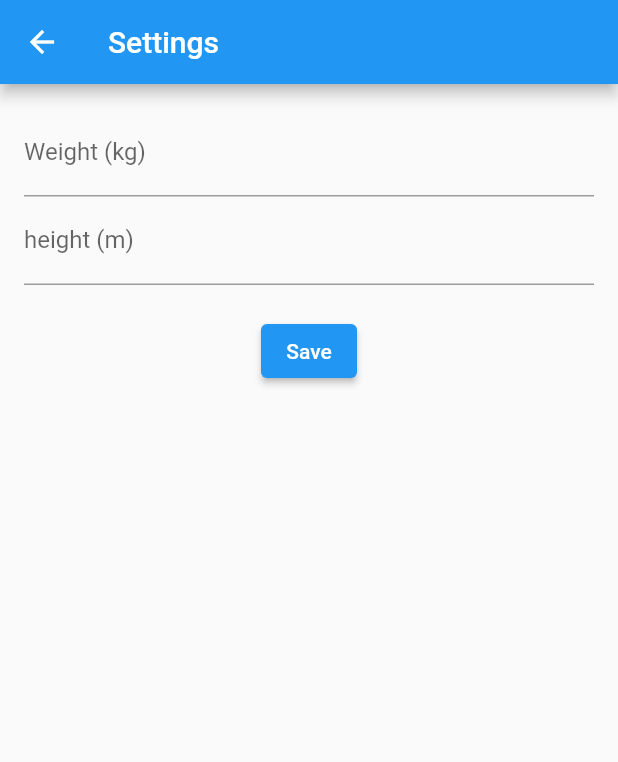
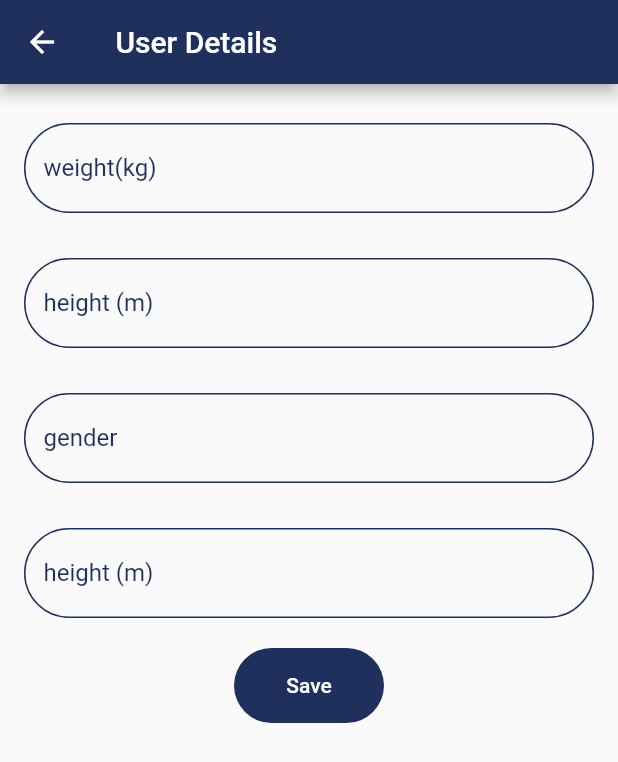
Before and after one commit to AsmaShabir/healthandfitness, a Flutter app: the HomeView screen opened by its route, after a tap on "Add Details", on a phone screen of 412 x 824 dp. Shown: the top 762 px of the screen. Run offline on Flutter 3.47's test engine with Material 3 defaults, Android fonts, the light colour scheme and no system bars; our stand-ins replace another_flushbar, cloud_firestore, firebase_auth, firebase_core, fl_chart, fluttertoast and 4 more; missing offline and left inert: dart:ffi, health; accounts and stored records are empty; network calls fail.

Commit message:
Merge remote-tracking branch 'origin/master'
# Conflicts:
#	lib/view_model/health_view_model.dart

```diff
--- a/lib/model/auth_model.dart
+++ b/lib/model/auth_model.dart
@@ -3,23 +3,23 @@ import 'package:firebase_auth/firebase_auth.dart';
 class AuthModel {
   final String uid;
   final String email;
-  final String? displayName;
-  final String? photoURL;
+  final String? name;
+  final String? imageUrl;
 
   AuthModel({
     required this.uid,
     required this.email,
-    this.displayName,
-    this.photoURL,
+    this.name,
+    this.imageUrl,
   });
 
   // Factory constructor to create an AuthModel from a Firebase User object
-  factory AuthModel.fromFirebaseUser(User user) {
-    return AuthModel(
-      uid: user.uid,
-      email: user.email!,
-      displayName: user.displayName,
-      photoURL: user.photoURL,
-    );
-  }
+  // factory AuthModel.fromFirebaseUser( user) {
+  //   return AuthModel(
+  //     uid: user.uid,
+  //     email: user.email!,
+          // name: user.name,
+  //     photoURL: user.photoURL,
+  //   );
+  // }
 }
--- a/lib/view/addDetails.dart
+++ b/lib/view/addDetails.dart
@@ -1,4 +1,5 @@
 import 'package:flutter/material.dart';
+import 'package:google_fonts/google_fonts.dart';
 import 'package:provider/provider.dart';
 import 'package:healthandfitness/view_model/health_view_model.dart';
 
@@ -11,23 +12,101 @@ class Details extends StatelessWidget {
   @override
   Widget build(BuildContext context) {
     return Scaffold(
-      appBar: AppBar(title: Text("Settings")),
+      appBar: AppBar(title: Text(" User Details"),
+      backgroundColor:Color(0xFFF1f305c) ,
+      ),
       body: Padding(
         padding: const EdgeInsets.all(16.0),
         child: Column(
           children: [
-            TextField(
+            SizedBox(height: 10,),
+
+            Container(
+              height: 60,
+              decoration: BoxDecoration(
+                border: Border.all(color: Color(0xFFF1f305c)),
+                borderRadius: BorderRadius.circular(35),
+              ),
+              child: TextField(
                 controller: weightController,
-              decoration: InputDecoration(labelText: "Weight (kg)"),
+                decoration: InputDecoration(
+                  label: Text('weight(kg)'),
+                    labelStyle: GoogleFonts.azeretMono(color: Color(0xFFF1f305c)),
+                    // labelText: "Weight (kg)",
+                  border: OutlineInputBorder(borderSide: BorderSide.none),
+
+                ),
                 keyboardType: TextInputType.number,
               ),
-            TextField(
+            ),
+            SizedBox(height: 30,),
+
+            Container(
+              height: 60,
+              decoration: BoxDecoration(
+                border: Border.all(color: Color(0xFFF1f305c)),
+                borderRadius: BorderRadius.circular(35),
+              ),
+              child: TextField(
                 controller: heightController,
-              decoration: InputDecoration(labelText: "height (m)"),
+                decoration: InputDecoration(
+                    labelText: "height (m)",
+                  labelStyle: GoogleFonts.azeretMono(color: Color(0xFFF1f305c)),
+
+                  border: OutlineInputBorder(borderSide: BorderSide.none),
+                ),
                 keyboardType: TextInputType.number,
               ),
+            ),
+            SizedBox(height: 30,),
+
+            Container(
+              height: 60,
+              decoration: BoxDecoration(
+                border: Border.all(color: Color(0xFFF1f305c)),
+                borderRadius: BorderRadius.circular(35),
+              ),
+              child: TextField(
+                controller: heightController,
+                decoration: InputDecoration(
+                  // prefixIcon: Icon(Icons.line_weight),
+                    labelText: "gender",
+                  labelStyle: GoogleFonts.azeretMono(color: Color(0xFFF1f305c)),
+
+                  border: OutlineInputBorder(borderSide: BorderSide.none),
+
+                ),
+                keyboardType: TextInputType.number,
+              ),
+            ),
+            SizedBox(height: 30,),
+            Container(
+              height: 60,
+              decoration: BoxDecoration(
+                border: Border.all(color: Color(0xFFF1f305c)),
+                borderRadius: BorderRadius.circular(35),
+              ),
+              child: TextField(
+                controller: heightController,
+                decoration: InputDecoration(
+                    labelText: "height (m)",
+                  labelStyle: GoogleFonts.azeretMono(color: Color(0xFFF1f305c)),
+
+                  border: OutlineInputBorder(borderSide: BorderSide.none),
+
+                ),
+                keyboardType: TextInputType.number,
+              ),
+            ),
             SizedBox(height: 20),
-            ElevatedButton(
+            Container(
+              height: 50,
+              width: 100,
+              decoration: BoxDecoration(
+                color: Color(0xFFF1f305c),
+                borderRadius: BorderRadius.circular(25)
+              ),
+              child: MaterialButton(
                 onPressed: () {
                   // Retrieve the values from the controllers
                   final weight = double.tryParse(weightController.text);
@@ -50,7 +129,8 @@ class Details extends StatelessWidget {
                     );
                   }
                 },
-              child: Text("Save"),
+                child: Text("Save",style: GoogleFonts.azeretMono(color: Colors.white),),
+              ),
             ),
           ],
         ),
--- a/lib/view/home_view.dart
+++ b/lib/view/home_view.dart
@@ -2,6 +2,10 @@ import 'package:flutter/cupertino.dart';
 import 'package:flutter/material.dart';
 import 'package:google_fonts/google_fonts.dart';
 import 'package:healthandfitness/utils/routes/routes_name.dart';
+import 'package:healthandfitness/view_model/auth_view_model.dart';
+import 'package:healthandfitness/view_model/services/auth_services.dart';
+import 'package:healthandfitness/view_model/userDetails_view_model.dart';
+import 'package:provider/provider.dart';
 
 class HomeView extends StatefulWidget {
   @override
@@ -9,8 +13,12 @@ class HomeView extends StatefulWidget {
 }
 
 class _HomeViewState extends State<HomeView> {
+  userDetailsModel UserDetails =userDetailsModel();
+
+  AuthService authService =AuthService();
   @override
   Widget build(BuildContext context) {
+  final pr= Provider.of<AuthViewModel>(context);
     return Scaffold(
     backgroundColor: Colors.white,
        body:
@@ -34,15 +42,27 @@ class _HomeViewState extends State<HomeView> {
                                        Row(
                                          mainAxisAlignment: MainAxisAlignment.spaceBetween,
                                          children: [
-                                           Icon(Icons.arrow_back,color: Colors.white,),
-                                           Icon(Icons.arrow_forward,color: Colors.white,),
+                                           InkWell(
+                                             onTap: (){
+                                              authService.signOutGoogle(context);
+                                             },
+                                               child: Icon(Icons.logout_outlined,color: Colors.white,)),
+                                           pr.imageUrl==''?CircleAvatar(
+                                             radius: 20,
+                                               backgroundColor: Colors.white,
+                                               child: Icon(Icons.person,color:Color(0xFFF1f305c) ,)):
+                                           CircleAvatar(
+                                             radius: 20,
+                                               backgroundImage: NetworkImage(pr.imageUrl.toString()),
+                                             backgroundColor: Colors.white,
+
+                                           ),
 
                                          ],
                                        ),
                                      SizedBox(height: 20,),
-                                     Text('Welcome, Asma',style: GoogleFonts.azeretMono(color: Colors.white,fontSize: 20,fontWeight: FontWeight.bold),),
-                                     SizedBox(height: 7,),
-                                     Text('Choose your workout',style: GoogleFonts.azeretMono(color: Colors.white60,fontSize:12,fontWeight: FontWeight.bold),),
+                                     Text('Welcome,'+pr.name.toString(),style: GoogleFonts.azeretMono(color: Colors.white,fontSize: 20,fontWeight: FontWeight.bold),), SizedBox(height: 7,),
+                                     Text('Choose your category',style: GoogleFonts.azeretMono(color: Colors.white60,fontSize:12,fontWeight: FontWeight.bold),),
                                        SizedBox(height: 20,),
                                       Row(
                                         mainAxisAlignment: MainAxisAlignment.spaceBetween,
--- a/lib/view_model/health_view_model.dart
+++ b/lib/view_model/health_view_model.dart
@@ -15,7 +15,10 @@ class HealthViewModel with ChangeNotifier {
   double? _distanceWalked = 0.0;
   double? _weight; // User's weight in kg
   double? _strideLength; // Stride length
-  double? _height; // User's weight in kg
+  double? _height; // User's height in cm
+  String? _gender;
+  double? _sleepAwake;
+  double? _sleepAsleep;
 
   int? get steps => _steps;
   double? get bloodGlucose => _bloodGlucose;
@@ -24,31 +27,41 @@ class HealthViewModel with ChangeNotifier {
   double? get distanceWalked => _distanceWalked;
   double? get weight => _weight;
   double? get height => _height;
+  String? get gender => _gender;
+  double? get sleepAwake => _sleepAwake;
+  double? get sleepAsleep => _sleepAsleep;
 
+  // New getter for total sleep hours
+  double? get totalSleepHours {
+    if (_sleepAsleep != null && _sleepAwake != null) {
+      // Calculate total sleep time in hours
+      return (_sleepAsleep! + _sleepAwake!) / 60; // Assuming _sleepAsleep and _sleepAwake are in minutes
+    }
+    return null; // Return null if not available
+  }
 
   HealthViewModel() {
     loadPreferences(); // Load preferences when the ViewModel is created
     fetchSteps();
-    healthFunc(); // Fetch steps when the ViewModel is created
+    healthFunc(); // Fetch health data when the ViewModel is created
   }
 
   Future<void> loadPreferences() async {
     final prefs = await SharedPreferences.getInstance();
     _weight = prefs.getDouble('weight') ?? 70.0; // Default weight
     _strideLength = prefs.getDouble('strideLength') ?? 0.78; // Default stride length
-    _height = prefs.getDouble('height') ?? 0.0; // Default stride length
+    _height = prefs.getDouble('height') ?? 0.0; // Default height
 
     notifyListeners(); // Notify listeners for any UI updates
   }
 
-  Future<void> savePreferences(double newWeight,double newheight) async {
+  Future<void> savePreferences(double newWeight, double newHeight) async {
     final prefs = await SharedPreferences.getInstance();
     _weight = newWeight;
-    // _strideLength = newStrideLength;
-    _height =newheight;
+    _height = newHeight;
     await prefs.setDouble('weight', _weight!); // Save weight to preferences
     await prefs.setDouble('strideLength', _strideLength!); // Save stride length to preferences
-    await prefs.setDouble('height', _height!); // Save stride length to preferences
+    await prefs.setDouble('height', _height!); // Save height to preferences
 
     notifyListeners();
   }
@@ -119,7 +132,7 @@ class HealthViewModel with ChangeNotifier {
 
       // Prepare the data to store in Firestore
       Map<String, dynamic> healthData = {
-        'steps': _steps, // Add more fields as needed
+        'steps': _steps,
         'calories_burned': _caloriesBurned,
         'distance_walked': _distanceWalked,
         'timestamp': FieldValue.serverTimestamp(), // Save the time of data entry
@@ -142,6 +155,8 @@ class HealthViewModel with ChangeNotifier {
       HealthDataType.ACTIVE_ENERGY_BURNED,
       HealthDataType.TOTAL_CALORIES_BURNED,
       HealthDataType.DISTANCE_WALKING_RUNNING,
+      HealthDataType.SLEEP_ASLEEP,
+      HealthDataType.SLEEP_AWAKE,
     ];
 
     bool requested = await health.requestAuthorization(types);
@@ -171,6 +186,10 @@ class HealthViewModel with ChangeNotifier {
             _caloriesBurned = dataPoint.value as double?;
           } else if (dataPoint.type == HealthDataType.DISTANCE_WALKING_RUNNING) {
             _distanceWalked = dataPoint.value as double?;
+          } else if (dataPoint.type == HealthDataType.SLEEP_AWAKE) {
+            _sleepAwake = dataPoint.value as double?;
+          } else if (dataPoint.type == HealthDataType.SLEEP_ASLEEP) {
+            _sleepAsleep = dataPoint.value as double?;
           }
         }
 
@@ -190,10 +209,29 @@ class HealthViewModel with ChangeNotifier {
       double strideLength = calculateStrideLength(height, gender);
       _strideLength = strideLength;
       // Save the stride length to preferences for persistence
-      savePreferences(_weight!,_height!);
+      savePreferences(_weight!, _height!);
       print('Calculated Stride Length: $_strideLength meters');
     } catch (e) {
       print(e);
     }
   }
+
+  Future<void> checkHealthConnectAvailability() async {
+    try {
+      // Check if Health Connect is available
+      bool isAvailable = await health.isHealthConnectAvailable();
+
+      if (!isAvailable) {
+        // Health Connect is not available, prompt user to install
+        print("Google Health Connect is not available on this device.");
+        await health.installHealthConnect(); // This opens the Play Store to install Health Connect
+      } else {
+        // Health Connect is available, proceed with your health data logic
+        print("Health Connect is available.");
+      }
+    } catch (e) {
+      // Handle the exception gracefully
+      print("Error checking Health Connect availability: $e");
+    }
+  }
 }
```
Also changed, not shown: lib/repositories/auth_repository.dart (+89 -10 lines), lib/view/health_metrics.dart (+14 -7 lines), lib/view/login_view.dart (+7 -17 lines), lib/view/signup_view.dart (+4 -6 lines), lib/view_model/auth_view_model.dart (+55 -37 lines), lib/view_model/services/auth_services.dart (+99 -23 lines), lib/view_model/userDetails_view_model.dart (added, +15 -0 lines). Lines whose indentation alone changed are shown as unchanged.
